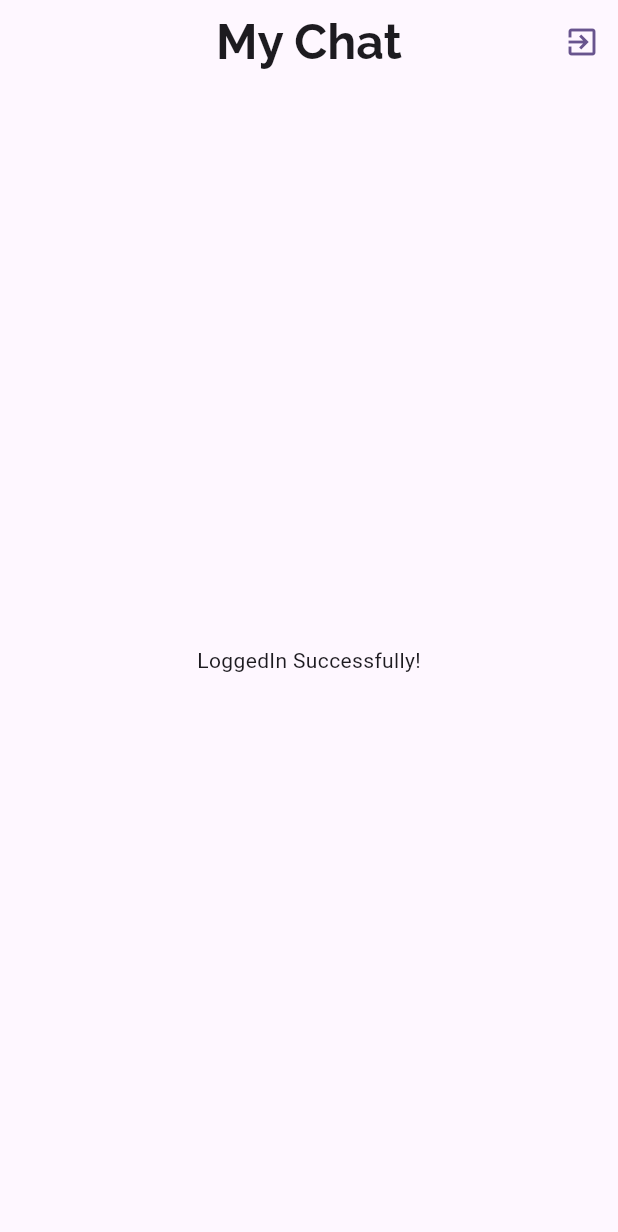
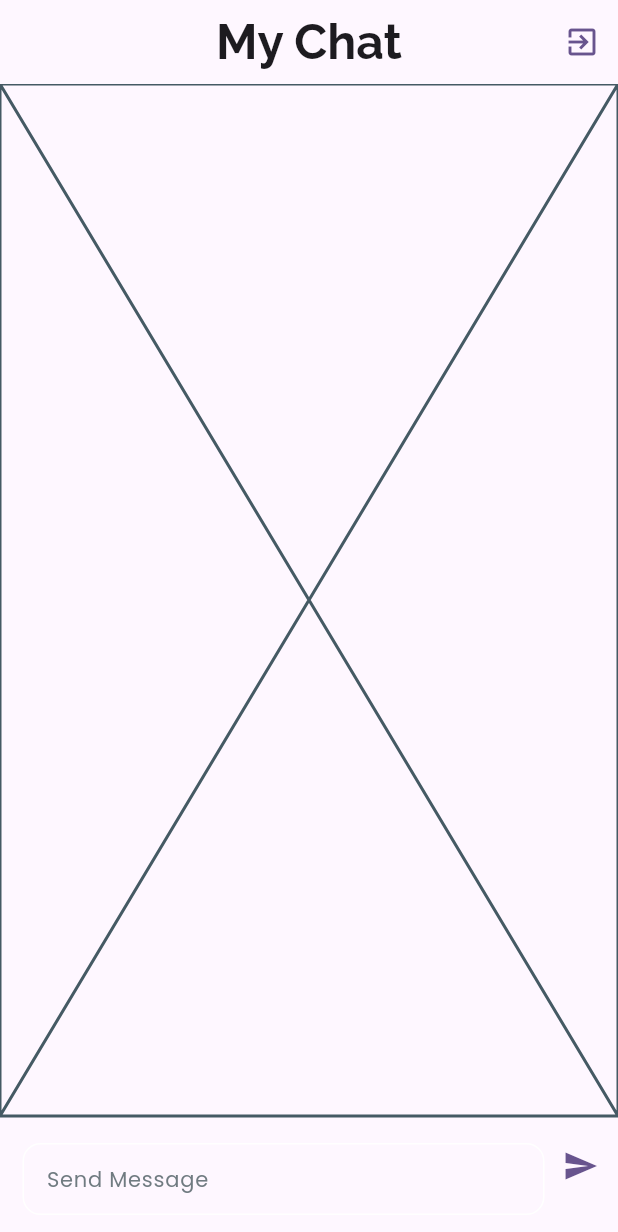
Before and after one commit to Rwan00/chat_app, a Flutter app: the screen it shows once a user with an empty profile is signed in, on a phone screen of 412 x 824 dp. Shown: the top 1232 px of the screen. Run offline on Flutter 3.47's test engine with Material 3 defaults, Android fonts, the phone set to English and light mode, and no system bars; our stand-ins replace cloud_firestore, firebase_auth, firebase_core, firebase_storage, google_fonts, image_picker; accounts and stored records are empty.

Commit message:
add chat screen

```diff
--- a/lib/screens/chat.dart
+++ b/lib/screens/chat.dart
@@ -1,4 +1,6 @@
 import 'package:chat_app/theme/fonts.dart';
+import 'package:chat_app/widgets/chat_messages.dart';
+import 'package:chat_app/widgets/new_message.dart';
 import 'package:firebase_auth/firebase_auth.dart';
 import 'package:flutter/material.dart';
 
@@ -26,7 +28,14 @@ class ChatScreen extends StatelessWidget {
           ),
         ],
       ),
-      body: const Center(child: Text("LoggedIn Successfully!")),
+      body: const Column(
+        children: [
+          Expanded(
+            child: ChatMessages(),
+          ),
+          NewMessage(),
+        ],
+      ),
     );
   }
 }
--- /dev/null
+++ b/lib/widgets/chat_messages.dart
@@ -0,0 +1,11 @@
+import 'package:flutter/material.dart';
+
+class ChatMessages extends StatelessWidget {
+  const ChatMessages
+({super.key});
+
+  @override
+  Widget build(BuildContext context) {
+    return const Placeholder();
+  }
+}
--- a/lib/widgets/input_field.dart
+++ b/lib/widgets/input_field.dart
@@ -2,7 +2,7 @@ import 'package:chat_app/theme/fonts.dart';
 import 'package:flutter/material.dart';
 
 class InputField extends StatelessWidget {
-  final String title;
+  final String? title;
   final String hint;
   final TextEditingController? controller;
   final Widget? widget;
@@ -11,7 +11,7 @@ class InputField extends StatelessWidget {
   final void Function(String?)? onSaved;
 
   const InputField(
-      {required this.title,
+      { this.title,
       required this.hint,
       this.controller,
       this.widget,
@@ -27,14 +27,17 @@ class InputField extends StatelessWidget {
         child: Column(
           crossAxisAlignment: CrossAxisAlignment.start,
           children: [
+            if(title != null)
             Text(
-              title,
+              title!,
               style: titleStyle,
             ),
             const SizedBox(
               height: 8,
             ),
             TextFormField(
+              autocorrect: title == null? true:false,
+              enableSuggestions: title == null? true:false,
               onSaved: onSaved,
               validator: validator,
               controller: controller,
--- /dev/null
+++ b/lib/widgets/new_message.dart
@@ -0,0 +1,52 @@
+import 'package:chat_app/widgets/input_field.dart';
+import 'package:flutter/material.dart';
+
+class NewMessage extends StatefulWidget {
+  const NewMessage({super.key});
+
+  @override
+  State<NewMessage> createState() => _NewMessageState();
+}
+
+class _NewMessageState extends State<NewMessage> {
+  final _messageController = TextEditingController();
+
+  @override
+  void dispose() {
+    super.dispose();
+    _messageController.dispose();
+  }
+
+  _sendMessage() {
+    final enteredMessage = _messageController.text;
+    if (enteredMessage.trim().isEmpty) {
+      return;
+    }
+
+    _messageController.clear();
+  }
+
+  @override
+  Widget build(BuildContext context) {
+    return Padding(
+      padding: EdgeInsets.only(left: 15, right: 1, bottom: 14),
+      child: Row(
+        children: [
+          Expanded(
+            child: InputField(
+              hint: "Send Message",
+              controller: _messageController,
+            ),
+          ),
+          IconButton(
+            onPressed: _sendMessage,
+            icon: Icon(
+              Icons.send,
+              color: Theme.of(context).colorScheme.primary,
+            ),
+          ),
+        ],
+      ),
+    );
+  }
+}
```
